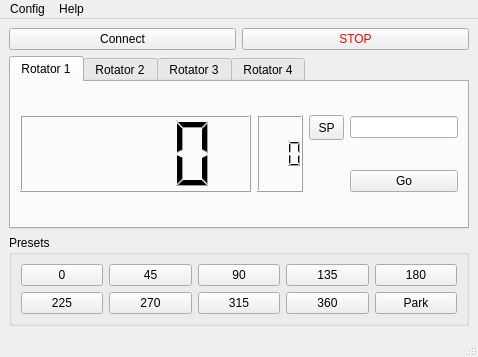
This is mainwindow.ui in PianetaRadio/CatRotator as Qt 5 draws it before an edit. The edited form follows.
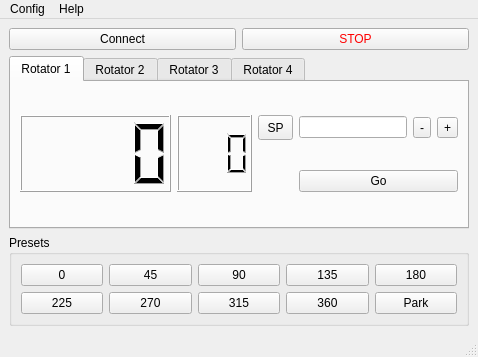
This is the edited form.

Commit message:
Plus/Minus buttons
#6

Patch:
```diff
--- a/mainwindow.ui
+++ b/mainwindow.ui
@@ -132,7 +132,37 @@
        <attribute name="title">
         <string>Rotator 1</string>
        </attribute>
-       <layout class="QGridLayout" name="gridLayout_2" columnstretch="1,0,0,0">
+       <layout class="QGridLayout" name="gridLayout_2" columnstretch="2,1,0,0,0,0">
+        <item row="0" column="0" rowspan="2">
+         <widget class="QLCDNumber" name="lcdNumber_posAz">
+          <property name="digitCount">
+           <number>4</number>
+          </property>
+         </widget>
+        </item>
+        <item row="0" column="3">
+         <widget class="QLineEdit" name="lineEdit_posAz">
+          <property name="toolTip">
+           <string>Az (El) angle or QRA loc</string>
+          </property>
+          <property name="inputMask">
+           <string/>
+          </property>
+          <property name="text">
+           <string/>
+          </property>
+          <property name="placeholderText">
+           <string/>
+          </property>
+         </widget>
+        </item>
+        <item row="0" column="4">
+         <widget class="QToolButton" name="toolButton_minus">
+          <property name="text">
+           <string>-</string>
+          </property>
+         </widget>
+        </item>
         <item row="0" column="2">
          <widget class="QToolButton" name="toolButton_pathSL">
           <property name="minimumSize">
@@ -149,36 +179,6 @@
           </property>
          </widget>
         </item>
-        <item row="1" column="3">
-         <widget class="QPushButton" name="pushButton_go">
-          <property name="text">
-           <string>Go</string>
-          </property>
-         </widget>
-        </item>
-        <item row="0" column="0" rowspan="2">
-         <widget class="QLCDNumber" name="lcdNumber_posAz">
-          <property name="digitCount">
-           <number>4</number>
-          </property>
-         </widget>
-        </item>
-        <item row="0" column="3">
-         <widget class="QLineEdit" name="lineEdit_posAz">
-          <property name="toolTip">
-           <string>Az (El) angle or QRA loc</string>
-          </property>
-          <property name="inputMask">
-           <string/>
-          </property>
-          <property name="text">
-           <string/>
-          </property>
-          <property name="placeholderText">
-           <string/>
-          </property>
-         </widget>
-        </item>
         <item row="0" column="1" rowspan="2">
          <widget class="QLCDNumber" name="lcdNumber_posEl">
           <property name="digitCount">
@@ -186,6 +186,20 @@
           </property>
          </widget>
         </item>
+        <item row="0" column="5">
+         <widget class="QToolButton" name="toolButton_plus">
+          <property name="text">
+           <string>+</string>
+          </property>
+         </widget>
+        </item>
+        <item row="1" column="3" colspan="3">
+         <widget class="QPushButton" name="pushButton_go">
+          <property name="text">
+           <string>Go</string>
+          </property>
+         </widget>
+        </item>
        </layout>
       </widget>
       <widget class="QWidget" name="tab_2">
```
The commit also changes 8 other files.
